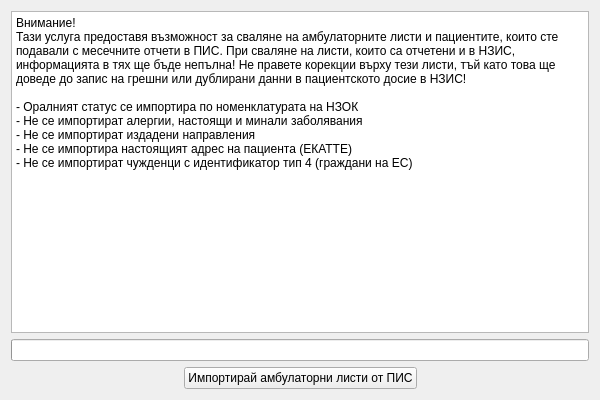
Before: the Qt Designer form src/View/Widgets/PisImportView.ui in thefinalcutbg/DinoDent, drawn with Qt 5.
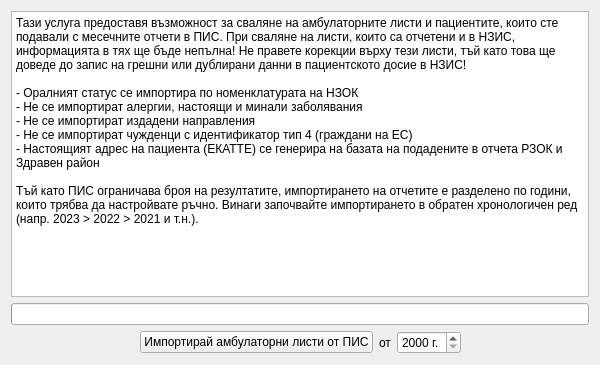
After: the same form once the commit is applied.

Commit message: PIS importer download by year

```diff
--- a/src/View/Widgets/PisImportView.ui
+++ b/src/View/Widgets/PisImportView.ui
@@ -7,7 +7,7 @@
     <x>0</x>
     <y>0</y>
     <width>600</width>
-    <height>400</height>
+    <height>365</height>
    </rect>
   </property>
   <property name="windowTitle">
@@ -26,15 +26,15 @@
       <bool>true</bool>
      </property>
      <property name="plainText">
-      <string>Внимание! 
-Тази услуга предоставя възможност за сваляне на амбулаторните листи и пациентите, които сте подавали с месечните отчети в ПИС. При сваляне на листи, които са отчетени и в НЗИС, информацията в тях ще бъде непълна! Не правете корекции върху тези листи, тъй като това ще доведе до запис на грешни или дублирани данни в пациентското досие в НЗИС!
+      <string>Тази услуга предоставя възможност за сваляне на амбулаторните листи и пациентите, които сте подавали с месечните отчети в ПИС. При сваляне на листи, които са отчетени и в НЗИС, информацията в тях ще бъде непълна! Не правете корекции върху тези листи, тъй като това ще доведе до запис на грешни или дублирани данни в пациентското досие в НЗИС!
 
 - Оралният статус се импортира по номенклатурата на НЗОК
 - Не се импортират алергии, настоящи и минали заболявания
 - Не се импортират издадени направления
-- Не се импортира настоящият адрес на пациента (ЕКАТТЕ)
 - Не се импортират чужденци с идентификатор тип 4 (граждани на ЕС)
-</string>
+- Настоящият адрес на пациента (ЕКАТТЕ) се генерира на базата на подадените в отчета РЗОК и Здравен район
+
+Тъй като ПИС ограничава броя на резултатите, импортирането на отчетите е разделено по години, които трябва да настройвате ръчно. Винаги започвайте импортирането в обратен хронологичен ред (напр. 2023 &gt; 2022 &gt; 2021 и т.н.).</string>
      </property>
     </widget>
    </item>
@@ -73,6 +73,26 @@
        </property>
       </widget>
      </item>
+     <item>
+      <widget class="QLabel" name="label">
+       <property name="text">
+        <string>от</string>
+       </property>
+      </widget>
+     </item>
+     <item>
+      <widget class="QSpinBox" name="yearSpin">
+       <property name="suffix">
+        <string> г.</string>
+       </property>
+       <property name="minimum">
+        <number>2000</number>
+       </property>
+       <property name="maximum">
+        <number>2050</number>
+       </property>
+      </widget>
+     </item>
      <item>
       <spacer name="horizontalSpacer_2">
        <property name="orientation">
```
The commit also changes 5 other files.
